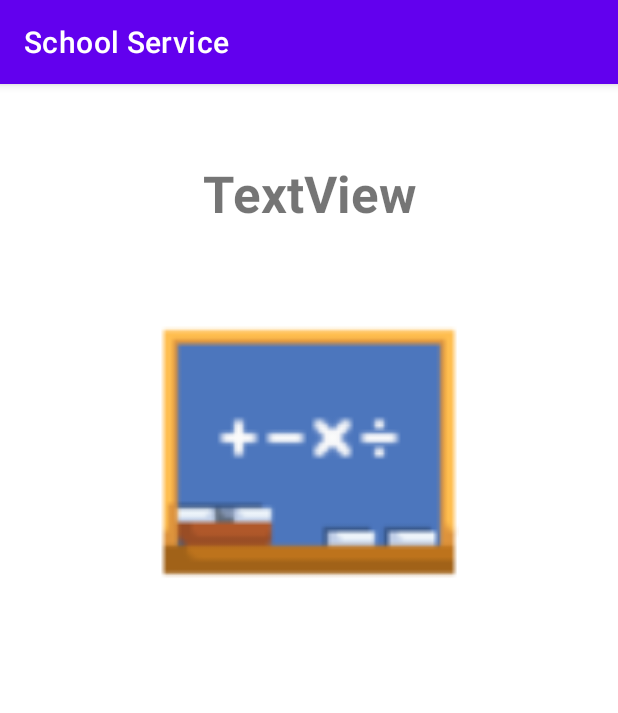
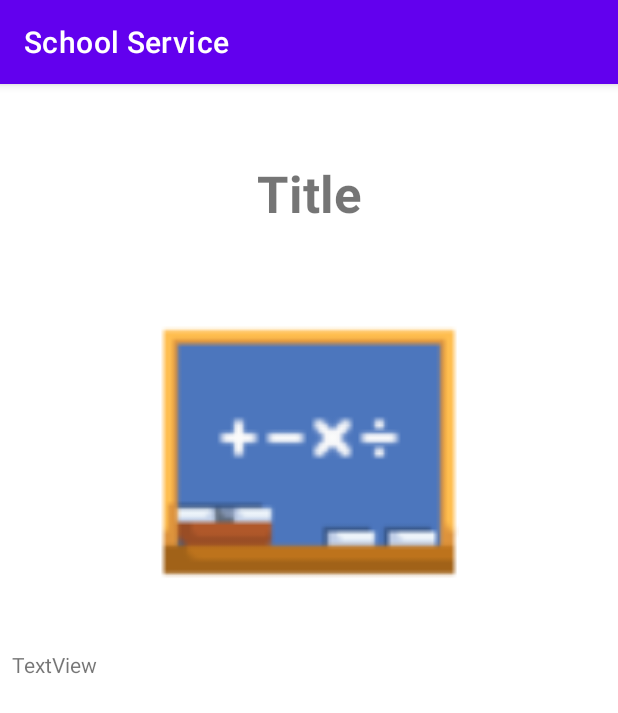
Before and after one commit to addispupi/SchoolResourcesMenu, an Android app: the Detail screen opened directly, with no data from a screen before it, on a phone screen of 412 x 824 dp. Shown: the top 713 px of the screen. Run offline under Robolectric (Android 15) with nearby library versions, the light colour scheme and no system bars.

Commit message:
Detail Integration - Updated

```diff
--- a/app/src/main/java/com/gashadigital/servicemenu/Detail.java
+++ b/app/src/main/java/com/gashadigital/servicemenu/Detail.java
@@ -2,15 +2,24 @@ package com.gashadigital.servicemenu;
 
 import androidx.appcompat.app.AppCompatActivity;
 
+import android.content.res.Resources;
 import android.os.Bundle;
+import android.widget.ImageView;
+import android.widget.ListView;
+import android.widget.TextView;
 
 public class Detail extends AppCompatActivity {
+    TextView titleDetail, descDetail;
+    ImageView imgDetail;
+    String[] details;
 
     @Override
     protected void onCreate(Bundle savedInstanceState) {
         super.onCreate(savedInstanceState);
         setContentView(R.layout.activity_detail);
 
-
+        Resources res = getResources();
+        titleDetail = findViewById(R.id.title_detail);
+        imgDetail = findViewById(R.id.img_detail);
     }
 }
--- a/app/src/main/res/layout/activity_cat_list.xml
+++ b/app/src/main/res/layout/activity_cat_list.xml
@@ -27,7 +27,7 @@
         app:layout_constraintEnd_toEndOf="parent"
         app:layout_constraintStart_toStartOf="parent"
         app:layout_constraintTop_toBottomOf="@+id/title_view"
-        android:background="@drawable/books_cat" />
+        android:background="@drawable/stationary" />
 
     <View
         android:id="@+id/divider"
--- a/app/src/main/res/layout/activity_detail.xml
+++ b/app/src/main/res/layout/activity_detail.xml
@@ -7,24 +7,37 @@
     tools:context=".Detail">
 
     <ImageView
-        android:id="@+id/imageView"
+        android:id="@+id/img_detail"
         android:layout_width="300dp"
         android:layout_height="200dp"
         android:layout_marginTop="50dp"
         app:layout_constraintEnd_toEndOf="parent"
         app:layout_constraintStart_toStartOf="parent"
-        app:layout_constraintTop_toBottomOf="@+id/textView"
+        app:layout_constraintTop_toBottomOf="@+id/title_detail"
         app:srcCompat="@drawable/logo" />
 
     <TextView
-        android:id="@+id/textView"
+        android:id="@+id/title_detail"
         android:layout_width="wrap_content"
         android:layout_height="wrap_content"
         android:layout_marginTop="50dp"
-        android:text="TextView"
+        android:text="Title"
         android:textSize="34sp"
         android:textStyle="bold"
         app:layout_constraintEnd_toEndOf="parent"
         app:layout_constraintStart_toStartOf="parent"
         app:layout_constraintTop_toTopOf="parent" />
+
+    <TextView
+        android:id="@+id/textView"
+        android:layout_width="match_parent"
+        android:layout_height="300dp"
+        android:layout_marginStart="8dp"
+        android:layout_marginTop="32dp"
+        android:layout_marginEnd="8dp"
+        android:text="TextView"
+        app:layout_constraintEnd_toEndOf="parent"
+        app:layout_constraintStart_toStartOf="parent"
+        app:layout_constraintTop_toBottomOf="@+id/img_detail" />
+
 </androidx.constraintlayout.widget.ConstraintLayout>
```
Also changed, not shown: app/src/main/java/com/gashadigital/servicemenu/CatList.java (+5 -5 lines), app/src/main/res/values/strings.xml (+9 -10 lines), app/src/main/res/drawable-v24/book.png (added), app/src/main/res/drawable-v24/books_cat.png (deleted), app/src/main/res/drawable-v24/color_pen.png (added), app/src/main/res/drawable-v24/science.png (added), app/src/main/res/drawable-v24/stationary.png (added).
